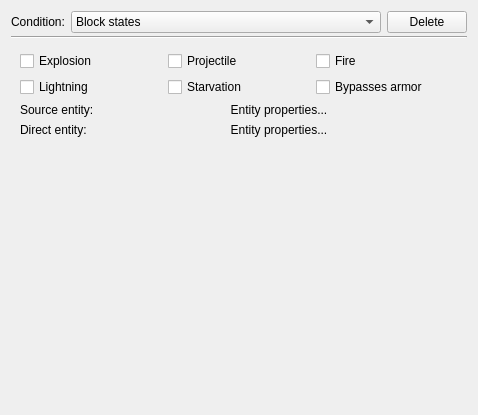
Before: the Qt Designer form mcrpredcondition.ui in IoeCmcomc/MCDatapacker, drawn with Qt 5.
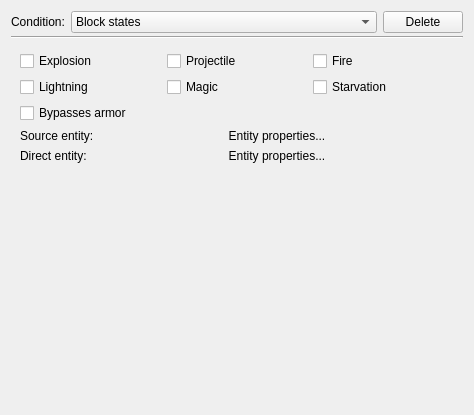
After: the same form once the commit is applied. The open tabs and pages were chosen to show the change. Custom widgets are drawn as their Qt base class.

Diff of the .ui file:
```diff
--- a/mcrpredcondition.ui
+++ b/mcrpredcondition.ui
@@ -10,6 +10,12 @@
     <height>415</height>
    </rect>
   </property>
+  <property name="minimumSize">
+   <size>
+    <width>350</width>
+    <height>350</height>
+   </size>
+  </property>
   <property name="windowTitle">
    <string>Frame</string>
   </property>
@@ -213,10 +219,10 @@
            </property>
           </widget>
          </item>
-         <item row="0" column="1">
-          <widget class="TrueFalseBox" name="checkBox_2">
+         <item row="1" column="0">
+          <widget class="TrueFalseBox" name="damageSrc_lightningCheck">
            <property name="text">
-            <string>Projectile</string>
+            <string>Lightning</string>
            </property>
           </widget>
          </item>
@@ -227,27 +233,34 @@
            </property>
           </widget>
          </item>
-         <item row="1" column="0">
-          <widget class="TrueFalseBox" name="checkBox_4">
+         <item row="0" column="1">
+          <widget class="TrueFalseBox" name="damageSrc_projectileCheck">
            <property name="text">
-            <string>Lightning</string>
+            <string>Projectile</string>
            </property>
           </widget>
          </item>
          <item row="1" column="1">
           <widget class="TrueFalseBox" name="checkBox_5">
            <property name="text">
-            <string>Starvation</string>
+            <string>Magic</string>
            </property>
           </widget>
          </item>
-         <item row="1" column="2">
-          <widget class="TrueFalseBox" name="checkBox_6">
+         <item row="2" column="0">
+          <widget class="TrueFalseBox" name="damageSrc_bypassArmorCheck">
            <property name="text">
             <string>Bypasses armor</string>
            </property>
           </widget>
          </item>
+         <item row="1" column="2">
+          <widget class="TrueFalseBox" name="damageSrc_starvationCheck">
+           <property name="text">
+            <string>Starvation</string>
+           </property>
+          </widget>
+         </item>
         </layout>
        </item>
        <item row="1" column="0" colspan="2">
```
Left out of the diff: 49 changed lines with no effect on the pictures.
